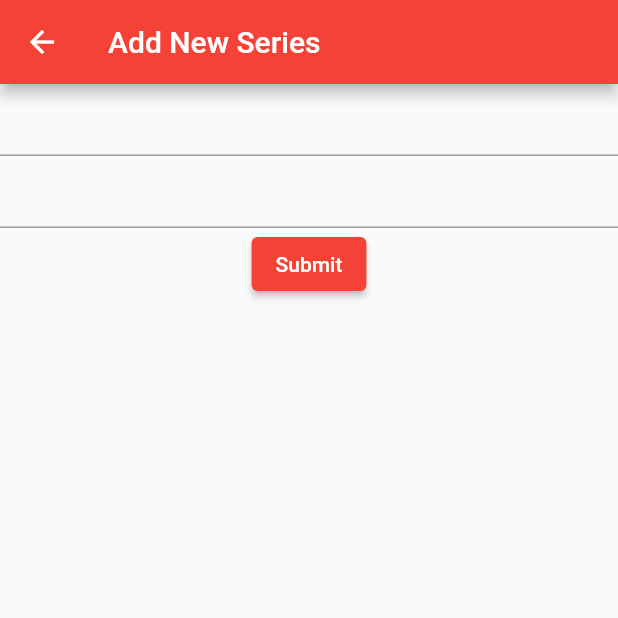
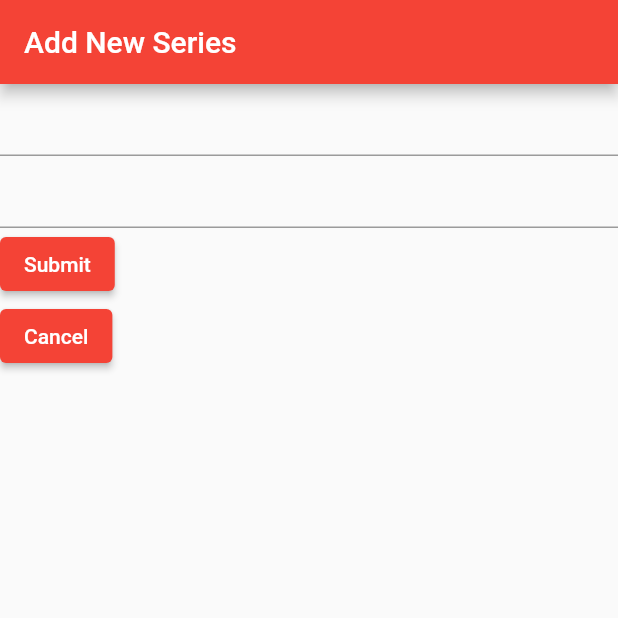
Before and after one commit to Drazbaz/episode_plus, a Flutter app: the screen it shows after launch, after a tap on the "add box" icon, on a phone screen of 412 x 824 dp, the top half of it. Run offline on Flutter 3.47's test engine with Material 2 defaults, Android fonts, the phone set to English and light mode, and no system bars; our stand-ins replace sqflite; accounts and stored records are empty.

Commit message:
delete series implemented

```diff
--- a/lib/data/context.dart
+++ b/lib/data/context.dart
@@ -1,7 +1,10 @@
 import 'dart:io';
+import 'package:episode_plus/config/database_tables.dart';
 import 'package:path/path.dart';
 import 'package:path_provider/path_provider.dart';
 import 'package:sqflite/sqflite.dart';
+
+import 'models/series_model.dart';
 
 class Context {
   Context._privateConstructor();
@@ -30,4 +33,26 @@ class Context {
     )
     ''');
   }
+
+  // Gets a list of all Series in database.
+  Future<List<Series>> getSeries() async {
+    Database db = await instance.database;
+    var series = await db.query(DatabaseTables.seriesTable, orderBy: 'name');
+    List<Series> seriesList =
+        series.isNotEmpty ? series.map((s) => Series.fromMap(s)).toList() : [];
+    return seriesList;
+  }
+
+  // Creates a new Series in database.
+  Future<int> addSeries(Series series) async {
+    Database db = await instance.database;
+    return await db.insert(DatabaseTables.seriesTable, series.toMap());
+  }
+
+  // Removes a Series from the database.
+  Future<int> deleteSeries(int id) async {
+    Database db = await instance.database;
+    return await db
+        .delete(DatabaseTables.seriesTable, where: 'id = ?', whereArgs: [id]);
+  }
 }
--- /dev/null
+++ b/lib/data/models/series_model.dart
@@ -0,0 +1,20 @@
+class Series {
+  final int? id;
+  final String name;
+  final int currentEpisode;
+
+  Series({this.id, required this.name, required this.currentEpisode});
+
+  factory Series.fromMap(Map<String, dynamic> json) => Series(
+      id: json['id'],
+      name: json['name'],
+      currentEpisode: json['currentEpisode']);
+
+  Map<String, dynamic> toMap() {
+    return {
+      'id': id,
+      'name': name,
+      'currentEpisode': currentEpisode,
+    };
+  }
+}
--- a/lib/data/repository/series_repository.dart
+++ /dev/null
@@ -1,40 +0,0 @@
-import 'package:episode_plus/config/database_tables.dart';
-import 'package:sqflite/sqflite.dart';
-
-import '../context.dart';
-
-class Series {
-  final int? id;
-  final String name;
-  final int currentEpisode;
-
-  Series({this.id, required this.name, required this.currentEpisode});
-
-  factory Series.fromMap(Map<String, dynamic> json) => Series(
-      id: json['id'],
-      name: json['name'],
-      currentEpisode: json['currentEpisode']);
-
-  Map<String, dynamic> toMap() {
-    return {
-      'id': id,
-      'name': name,
-      'currentEpisode': currentEpisode,
-    };
-  }
-
-  // Gets a list of all Series in database.
-  static Future<List<Series>> getSeries() async {
-    Database db = await Context.instance.database;
-    var series = await db.query(DatabaseTables.seriesTable, orderBy: 'name');
-    List<Series> seriesList =
-        series.isNotEmpty ? series.map((s) => Series.fromMap(s)).toList() : [];
-    return seriesList;
-  }
-
-  // Creates a new Series in database.
-  static Future<int> addSeries(Series series) async {
-    Database db = await Context.instance.database;
-    return await db.insert(DatabaseTables.seriesTable, series.toMap());
-  }
-}
--- a/lib/screens/home_screen.dart
+++ b/lib/screens/home_screen.dart
@@ -1,6 +1,7 @@
 import 'package:episode_plus/config/screen_routes.dart';
 import 'package:episode_plus/config/screen_titles.dart';
-import 'package:episode_plus/data/repository/series_repository.dart';
+import 'package:episode_plus/data/context.dart';
+import 'package:episode_plus/data/models/series_model.dart';
 import 'package:flutter/material.dart';
 
 class HomeScreen extends StatelessWidget {
@@ -12,12 +13,38 @@ class HomeScreen extends StatelessWidget {
       child: Scaffold(
         appBar: AppBar(
           title: const Text(ScreenTitles.homeScreenTitle),
+          automaticallyImplyLeading: false,
         ),
         body: Center(
-          child: FutureBuilder<List<Series>>(
-            future: Series.getSeries(),
-            builder:
-                (BuildContext context, AsyncSnapshot<List<Series>> snapshot) {
+          child: HomeScreenList(
+            key: key,
+          ),
+        ),
+        floatingActionButton: ElevatedButton(
+          child: const Icon(Icons.add_box_outlined),
+          onPressed: () {
+            Navigator.pushReplacementNamed(
+                context, ScreenRoutes.seriesFormScreen);
+          },
+        ),
+      ),
+    );
+  }
+}
+
+class HomeScreenList extends StatefulWidget {
+  const HomeScreenList({Key? key}) : super(key: key);
+
+  @override
+  _HomeScreenListState createState() => _HomeScreenListState();
+}
+
+class _HomeScreenListState extends State<HomeScreenList> {
+  @override
+  Widget build(BuildContext context) {
+    return FutureBuilder<List<Series>>(
+      future: Context.instance.getSeries(),
+      builder: (BuildContext context, AsyncSnapshot<List<Series>> snapshot) {
         if (!snapshot.hasData) {
           return const Center(
             child: Text('Loading...'),
@@ -25,24 +52,25 @@ class HomeScreen extends StatelessWidget {
         } else {
           return ListView(
             children: snapshot.data!.map((series) {
-                    return Center(
+              return Dismissible(
+                key: UniqueKey(),
+                background: Container(
+                  color: Colors.red,
+                ),
+                onDismissed: (direction) {
+                  Context.instance.deleteSeries(series.id!);
+                  ScaffoldMessenger.of(context).showSnackBar(
+                      SnackBar(content: Text('${series.name} deleted.')));
+                },
                 child: ListTile(
                   title: Text(series.name),
+                  subtitle: Text('Current Episode: ${series.currentEpisode}'),
                 ),
               );
             }).toList(),
           );
         }
       },
-          ),
-        ),
-        floatingActionButton: ElevatedButton(
-          child: const Icon(Icons.add_box_outlined),
-          onPressed: () {
-            Navigator.pushNamed(context, ScreenRoutes.seriesFormScreen);
-          },
-        ),
-      ),
     );
   }
 }
--- a/lib/screens/series_form_screen.dart
+++ b/lib/screens/series_form_screen.dart
@@ -1,5 +1,7 @@
+import 'package:episode_plus/config/screen_routes.dart';
 import 'package:episode_plus/config/screen_titles.dart';
-import 'package:episode_plus/data/repository/series_repository.dart';
+import 'package:episode_plus/data/context.dart';
+import 'package:episode_plus/data/models/series_model.dart';
 import 'package:flutter/material.dart';
 
 class SeriesFormScreen extends StatelessWidget {
@@ -10,6 +12,7 @@ class SeriesFormScreen extends StatelessWidget {
       child: Scaffold(
         appBar: AppBar(
           title: const Text(ScreenTitles.seriesFormScreenTitle),
+          automaticallyImplyLeading: false,
         ),
         body: SeriesForm(key),
       ),
@@ -44,12 +47,42 @@ class _SeriesFormState extends State<SeriesForm> {
   Widget _currentEpisodeField() => TextFormField(
         validator: (String? inputValue) {
           if (inputValue == null || inputValue.isEmpty) {
-            return 'Please enter Series Name.';
+            return 'Please enter Current Series.';
+          } else if (inputValue == '0') {
+            return 'Please enter an integer greater than zero.';
           }
           return null;
         },
         onSaved: (String? inputValue) {
-          _currentEpisode = int.tryParse(inputValue!)!;
+          int parsedInputValue = int.tryParse(inputValue!)!;
+          _currentEpisode = parsedInputValue;
+        },
+      );
+
+  Widget _formSubmitButton() => ElevatedButton(
+        child: const Text('Submit'),
+        onPressed: () async {
+          if (!_formKey.currentState!.validate()) {
+            return;
+          }
+
+          _formKey.currentState!.save();
+          await Context.instance.addSeries(
+            Series(name: _name, currentEpisode: _currentEpisode),
+          );
+
+          ScaffoldMessenger.of(context).showSnackBar(
+              const SnackBar(content: Text('Series Added Successfully!')));
+
+          Navigator.pushReplacementNamed(context, ScreenRoutes.homeScreen);
+          //Navigator.pushNamed(context, ScreenRoutes.homeScreen);
+        },
+      );
+
+  Widget _formCancelButton() => ElevatedButton(
+        child: const Text('Cancel'),
+        onPressed: () {
+          Navigator.pushReplacementNamed(context, ScreenRoutes.homeScreen);
         },
       );
 
@@ -59,28 +92,11 @@ class _SeriesFormState extends State<SeriesForm> {
       key: _formKey,
       child: Column(
         crossAxisAlignment: CrossAxisAlignment.start,
-        children: [
+        children: <Widget>[
           _nameField(),
           _currentEpisodeField(),
-          Center(
-            child: ElevatedButton(
-              child: const Text('Submit'),
-              onPressed: () async {
-                if (!_formKey.currentState!.validate()) {
-                  return;
-                }
-
-                _formKey.currentState!.save();
-
-                await Series.addSeries(
-                  Series(name: _name, currentEpisode: _currentEpisode),
-                );
-
-                ScaffoldMessenger.of(context).showSnackBar(const SnackBar(
-                    content: Text('Series Added Successfully!')));
-              },
-            ),
-          )
+          _formSubmitButton(),
+          _formCancelButton(),
         ],
       ),
     );
```
Lines whose indentation alone changed are shown as unchanged.
